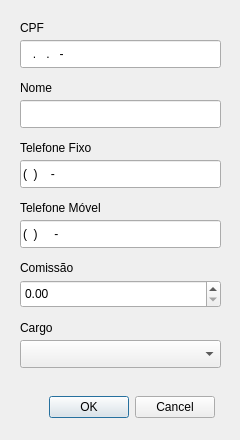
Above: funcionario.ui from fvendrameto/Databases-Final-Project before the change. Below: the same form after it.
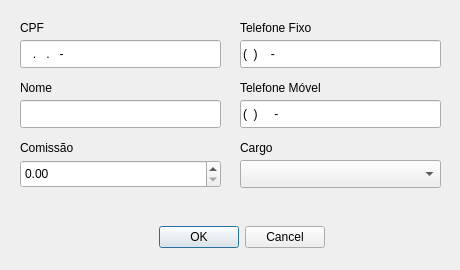
That is the form after the change.

What changed in the file:
```diff
--- a/funcionario.ui
+++ b/funcionario.ui
@@ -6,20 +6,20 @@
    <rect>
     <x>0</x>
     <y>0</y>
-    <width>240</width>
-    <height>440</height>
+    <width>460</width>
+    <height>270</height>
    </rect>
   </property>
   <property name="minimumSize">
    <size>
-    <width>240</width>
-    <height>440</height>
+    <width>460</width>
+    <height>270</height>
    </size>
   </property>
   <property name="maximumSize">
    <size>
-    <width>240</width>
-    <height>440</height>
+    <width>460</width>
+    <height>270</height>
    </size>
   </property>
   <property name="baseSize">
@@ -92,8 +92,8 @@
   <widget class="QLineEdit" name="tel_fixo">
    <property name="geometry">
     <rect>
-     <x>20</x>
-     <y>160</y>
+     <x>240</x>
+     <y>40</y>
      <width>201</width>
      <height>28</height>
     </rect>
@@ -111,8 +111,8 @@
   <widget class="QLabel" name="label_3">
    <property name="geometry">
     <rect>
-     <x>20</x>
-     <y>140</y>
+     <x>240</x>
+     <y>20</y>
      <width>81</width>
      <height>16</height>
     </rect>
@@ -124,8 +124,8 @@
   <widget class="QLabel" name="label_4">
    <property name="geometry">
     <rect>
-     <x>20</x>
-     <y>200</y>
+     <x>240</x>
+     <y>80</y>
      <width>101</width>
      <height>16</height>
     </rect>
@@ -137,8 +137,8 @@
   <widget class="QLineEdit" name="tel_mov">
    <property name="geometry">
     <rect>
-     <x>20</x>
-     <y>220</y>
+     <x>240</x>
+     <y>100</y>
      <width>201</width>
      <height>28</height>
     </rect>
@@ -157,7 +157,7 @@
    <property name="geometry">
     <rect>
      <x>20</x>
-     <y>260</y>
+     <y>140</y>
      <width>101</width>
      <height>16</height>
     </rect>
@@ -170,7 +170,7 @@
    <property name="geometry">
     <rect>
      <x>20</x>
-     <y>280</y>
+     <y>160</y>
      <width>201</width>
      <height>28</height>
     </rect>
@@ -179,8 +179,8 @@
   <widget class="QDialogButtonBox" name="buttonBox">
    <property name="geometry">
     <rect>
-     <x>25</x>
-     <y>390</y>
+     <x>135</x>
+     <y>220</y>
      <width>190</width>
      <height>34</height>
     </rect>
@@ -192,8 +192,8 @@
   <widget class="QLabel" name="label_6">
    <property name="geometry">
     <rect>
-     <x>20</x>
-     <y>320</y>
+     <x>240</x>
+     <y>140</y>
      <width>58</width>
      <height>16</height>
     </rect>
@@ -205,8 +205,8 @@
   <widget class="QComboBox" name="cargo">
    <property name="geometry">
     <rect>
-     <x>20</x>
-     <y>340</y>
+     <x>240</x>
+     <y>160</y>
      <width>201</width>
      <height>28</height>
     </rect>
```
Left out of the diff: 24 changed lines with no effect on the pictures.
